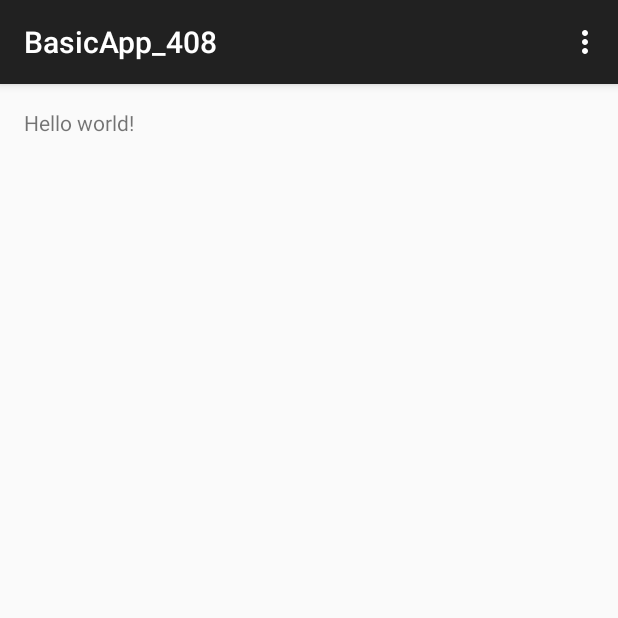
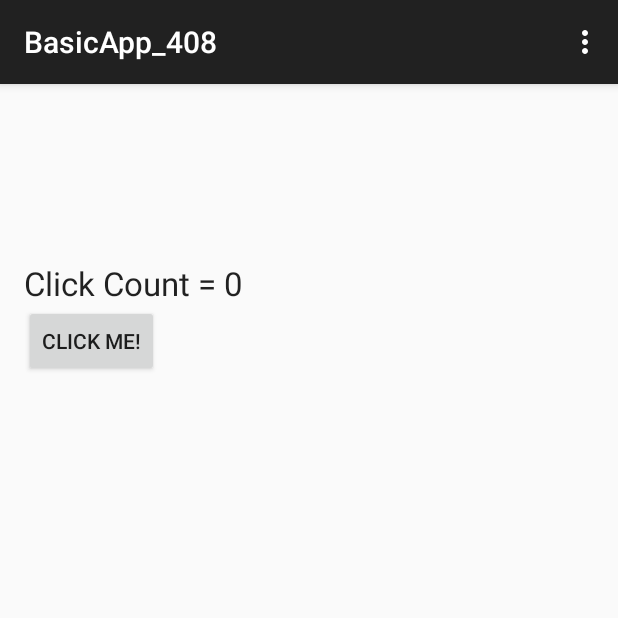
Before and after one commit to Negatu/BasicApp_408, an Android app: the screen it shows after launch (MainActivity), on a phone screen of 412 x 824 dp, the top half of it. Run offline under Robolectric (Android 15) with nearby library versions, the phone set to English and light mode, and no system bars.

Commit message:
TextView, Button and ClickListener added

```diff
--- a/app/src/main/java/com/android/negatu/basicapp_408/MainActivity.java
+++ b/app/src/main/java/com/android/negatu/basicapp_408/MainActivity.java
@@ -4,14 +4,33 @@ import android.support.v7.app.ActionBarActivity;
 import android.os.Bundle;
 import android.view.Menu;
 import android.view.MenuItem;
+import android.view.View;
+import android.widget.Button;
+import android.widget.TextView;
 
 
 public class MainActivity extends ActionBarActivity {
+    Button myButton;
+    TextView myTextView;
+    int clickCount;
 
     @Override
     protected void onCreate(Bundle savedInstanceState) {
         super.onCreate(savedInstanceState);
         setContentView(R.layout.activity_main);
+
+        myButton = (Button) findViewById(R.id.button);
+        myTextView = (TextView) findViewById(R.id.textView);
+        clickCount = 0;
+
+        myButton.setOnClickListener(new View.OnClickListener() {
+            @Override
+            public void onClick(View v) {
+                clickCount ++;
+                myTextView.setText("Click Count = " + clickCount);
+            }
+        });
+
     }
 
     @Override
--- a/app/src/main/res/layout/activity_main.xml
+++ b/app/src/main/res/layout/activity_main.xml
@@ -5,7 +5,18 @@
     android:paddingTop="@dimen/activity_vertical_margin"
     android:paddingBottom="@dimen/activity_vertical_margin" tools:context=".MainActivity">
 
-    <TextView android:text="@string/hello_world" android:layout_width="wrap_content"
-        android:layout_height="wrap_content" />
+    <TextView
+        android:layout_width="wrap_content"
+        android:layout_height="wrap_content"
+        android:textAppearance="?android:attr/textAppearanceLarge"
+        android:text="Click Count = 0"
+        android:id="@+id/textView"
+        android:layout_marginTop="102dp" />
 
+    <Button
+        android:layout_width="wrap_content"
+        android:layout_height="wrap_content"
+        android:text="Click Me!"
+        android:id="@+id/button"
+        android:layout_below = "@+id/textView"/>
 </RelativeLayout>
```
Also changed, not shown: 1 other file.
